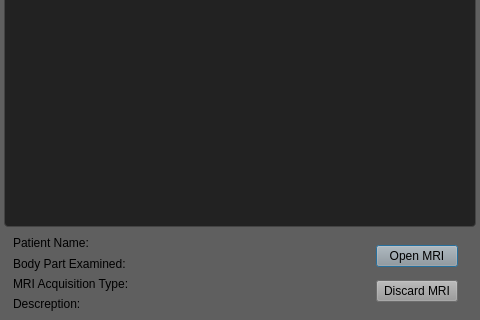
This is software_1/qt.ui/preview.ui in MarcioCamposJr/EasyqMR as Qt 5 draws it before an edit; both pictures show x 0 to 480 and y 240 to 560 of the 480 by 560 pixel window. The edited form follows.
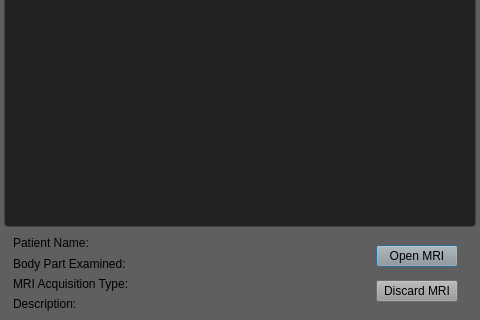
This is the edited form.

```diff
--- a/software_1/qt.ui/preview.ui
+++ b/software_1/qt.ui/preview.ui
@@ -182,7 +182,7 @@
          <item row="5" column="0">
           <widget class="QLabel" name="label_8">
            <property name="text">
-            <string>Descreption:</string>
+            <string>Description:</string>
            </property>
           </widget>
          </item>
```
